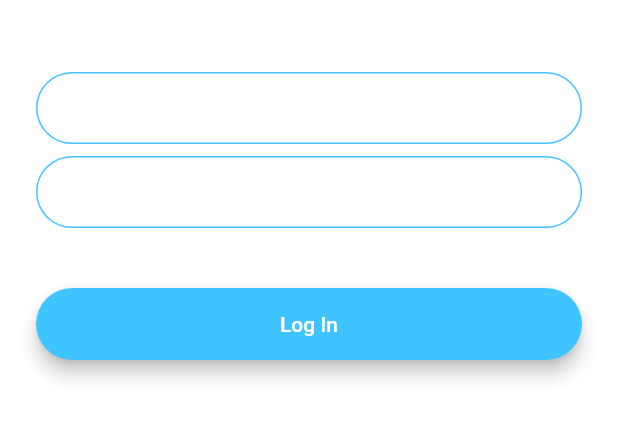
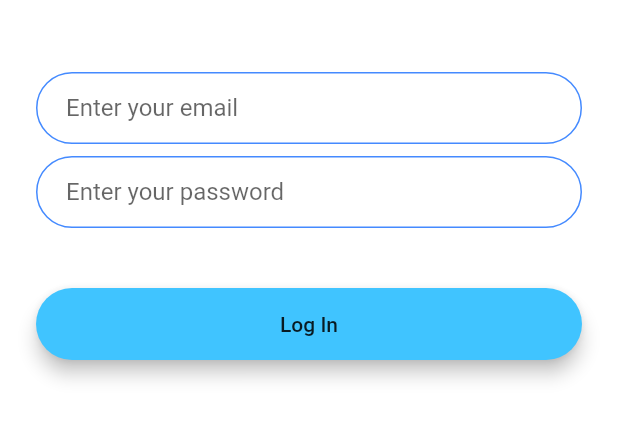
Before and after one commit to Nis-chal/chatapp, a Flutter app: the screen it shows after launch, after a tap on "Log In", on a phone screen of 412 x 824 dp, the part 576-1018 px from its top. Run offline on Flutter 3.47's test engine with Material 2 defaults, Android fonts, the phone set to English and light mode, and no system bars; our stand-ins replace animated_text_kit.

Commit message:
some code was refactored

```diff
--- a/lib/main.dart
+++ b/lib/main.dart
@@ -10,11 +10,6 @@ class FlashChat extends StatelessWidget {
   @override
   Widget build(BuildContext context) {
     return MaterialApp(
-      theme: ThemeData.dark().copyWith(
-        textTheme: TextTheme(
-          bodyText1: TextStyle(color: Colors.black54),
-        ),
-      ),
       initialRoute: WelcomeScreen.id,
       routes: {
         WelcomeScreen.id: (contenxt) => WelcomeScreen(),
--- a/lib/screens/login_screen.dart
+++ b/lib/screens/login_screen.dart
@@ -1,5 +1,6 @@
 import 'package:flutter/material.dart';
 import 'package:chatapp/components/roundedbtn.dart';
+import 'package:chatapp/constants.dart';
 
 class LoginScreen extends StatefulWidget {
   static const String id = 'login_screen';
@@ -33,24 +34,8 @@ class _LoginScreenState extends State<LoginScreen> {
               onChanged: (value) {
                 //Do something with the user input.
               },
-              decoration: InputDecoration(
-                hintText: 'Enter your email',
-                contentPadding:
-                    EdgeInsets.symmetric(vertical: 10.0, horizontal: 20.0),
-                border: OutlineInputBorder(
-                  borderRadius: BorderRadius.all(Radius.circular(32.0)),
-                ),
-                enabledBorder: OutlineInputBorder(
-                  borderSide:
-                      BorderSide(color: Colors.lightBlueAccent, width: 1.0),
-                  borderRadius: BorderRadius.all(Radius.circular(32.0)),
-                ),
-                focusedBorder: OutlineInputBorder(
-                  borderSide:
-                      BorderSide(color: Colors.lightBlueAccent, width: 2.0),
-                  borderRadius: BorderRadius.all(Radius.circular(32.0)),
-                ),
-              ),
+              decoration:
+                  kTextFieldDecoration.copyWith(hintText: 'Enter your email'),
             ),
             SizedBox(
               height: 8.0,
@@ -59,24 +44,8 @@ class _LoginScreenState extends State<LoginScreen> {
               onChanged: (value) {
                 //Do something with the user input.
               },
-              decoration: InputDecoration(
-                hintText: 'Enter your password.',
-                contentPadding:
-                    EdgeInsets.symmetric(vertical: 10.0, horizontal: 20.0),
-                border: OutlineInputBorder(
-                  borderRadius: BorderRadius.all(Radius.circular(32.0)),
-                ),
-                enabledBorder: OutlineInputBorder(
-                  borderSide:
-                      BorderSide(color: Colors.lightBlueAccent, width: 1.0),
-                  borderRadius: BorderRadius.all(Radius.circular(32.0)),
-                ),
-                focusedBorder: OutlineInputBorder(
-                  borderSide:
-                      BorderSide(color: Colors.lightBlueAccent, width: 2.0),
-                  borderRadius: BorderRadius.all(Radius.circular(32.0)),
-                ),
-              ),
+              decoration:
+                  kTextFieldDecoration.copyWith(hintText: 'Enter your password'),
             ),
             SizedBox(
               height: 24.0,
--- a/lib/screens/welcome_screen.dart
+++ b/lib/screens/welcome_screen.dart
@@ -24,8 +24,8 @@ class _WelcomeScreenState extends State<WelcomeScreen>
       vsync: this,
     );
 
-    animation =
-        ColorTween(begin: Colors.red, end: Colors.blue).animate(controller);
+    animation = ColorTween(begin: Colors.blueGrey, end: Colors.white)
+        .animate(controller);
 
     // animation = CurvedAnimation(parent: controller, curve: Curves.decelerate);
     controller.forward();
@@ -77,6 +77,7 @@ class _WelcomeScreenState extends State<WelcomeScreen>
                     style: const TextStyle(
                       fontSize: 40,
                       fontWeight: FontWeight.bold,
+                      color: Colors.black,
                     ),
                     child: AnimatedTextKit(
                       pause: Duration(seconds: 1),
```
